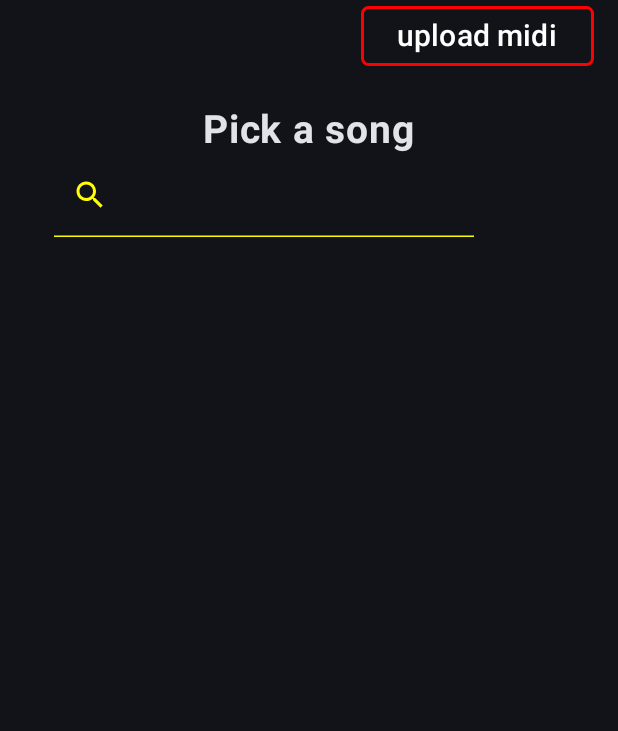
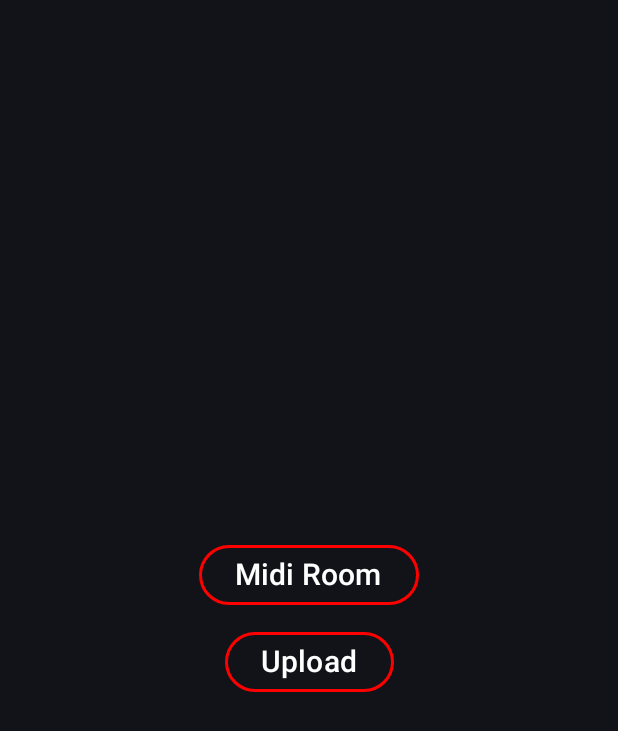
Before and after one commit to andrea749/piano-companion, an Android app built with Jetpack Compose: the screen it shows after launch (MainActivity), on a phone screen of 412 x 824 dp. Shown: the top 731 px of the screen. Run offline under Robolectric (Android 15) with nearby library versions, the light colour scheme and no system bars; our stand-ins replace Dagger/Hilt's generated code.

Commit message:
add home screen with buttons for permissions and navigating to other screens

```diff
--- a/app/build.gradle.kts
+++ b/app/build.gradle.kts
@@ -79,6 +79,8 @@ dependencies {
     ksp(libs.hilt.compiler)
     kspTest(libs.hilt.compiler)
 
+    implementation(libs.accompanist)
+
     testImplementation(libs.junit)
     androidTestImplementation(libs.androidx.junit)
     androidTestImplementation(libs.androidx.espresso.core)
--- a/app/src/main/java/com/andrea/pianocompanionroom/ui/navigation/AppNavGraph.kt
+++ b/app/src/main/java/com/andrea/pianocompanionroom/ui/navigation/AppNavGraph.kt
@@ -7,6 +7,8 @@ import androidx.navigation.NavType
 import androidx.navigation.compose.NavHost
 import androidx.navigation.compose.composable
 import androidx.navigation.navArgument
+import com.andrea.pianocompanionroom.view.HomeDestination
+import com.andrea.pianocompanionroom.view.HomeScreen
 import com.andrea.pianocompanionroom.view.MidiRoomDestination
 import com.andrea.pianocompanionroom.view.MidiRoomScreen
 import com.andrea.pianocompanionroom.view.MidiUploadScreen
@@ -23,8 +25,14 @@ fun AppNavHost(
     modifier: Modifier = Modifier,
 ) {
     NavHost(
-        navController = navController, startDestination = MidiRoomDestination.route, modifier = modifier
+        navController = navController, startDestination = HomeDestination.route, modifier = modifier
     ) {
+        composable(route = HomeDestination.route) {
+            HomeScreen(
+                navigateToMidiRoom = { navController.navigate(MidiRoomDestination.route) },
+                navigateToUploadScreen = { navController.navigate(MidiUploadDestination.route) },
+            )
+        }
         composable(route = MidiRoomDestination.route) {
             MidiRoomScreen(
                 navigateToUploadScreen = { navController.navigate(MidiUploadDestination.route) },
--- /dev/null
+++ b/app/src/main/java/com/andrea/pianocompanionroom/view/HomeScreen.kt
@@ -0,0 +1,93 @@
+package com.andrea.pianocompanionroom.view
+
+import androidx.activity.compose.rememberLauncherForActivityResult
+import androidx.activity.result.contract.ActivityResultContracts
+import androidx.compose.foundation.layout.Arrangement
+import androidx.compose.foundation.layout.Column
+import androidx.compose.foundation.layout.fillMaxSize
+import androidx.compose.foundation.layout.padding
+import androidx.compose.material3.Button
+import androidx.compose.material3.Scaffold
+import androidx.compose.material3.Text
+import androidx.compose.runtime.Composable
+import androidx.compose.ui.Alignment
+import androidx.compose.ui.Modifier
+import androidx.compose.ui.unit.dp
+import androidx.compose.ui.unit.sp
+import androidx.hilt.navigation.compose.hiltViewModel
+import com.andrea.pianocompanionroom.R
+import com.andrea.pianocompanionroom.ui.navigation.NavigationDestination
+import com.andrea.pianocompanionroom.ui.theme.ThemeColors
+import com.andrea.pianocompanionroom.viewmodel.ALL_BLE_PERMISSIONS
+import com.andrea.pianocompanionroom.viewmodel.HomeViewModel
+
+object HomeDestination : NavigationDestination {
+    override val route = "home"
+    override val titleRes = R.string.home_screen
+}
+
+@Composable
+fun HomeScreen(
+    navigateToMidiRoom: () -> Unit,
+    navigateToUploadScreen: () -> Unit,
+    viewModel: HomeViewModel = hiltViewModel(),
+) {
+    Scaffold { paddingValues ->
+        Column(modifier = Modifier
+            .fillMaxSize()
+            .padding(paddingValues)
+            .padding(horizontal = 16.dp),
+            horizontalAlignment = Alignment.CenterHorizontally,
+            verticalArrangement = Arrangement.Center
+        ) {
+            if (!viewModel.permissionsUiState.value) {
+                GrantPermissionsButton(onPermissionGranted = {viewModel.setPermissionsUiState(true)})
+            } else {
+                Column(
+                    modifier = Modifier,
+                    verticalArrangement = Arrangement.spacedBy(10.dp),
+                    horizontalAlignment = Alignment.CenterHorizontally
+                ) {
+                    Button(
+                        onClick = navigateToMidiRoom,
+                        colors = ThemeColors.NavigationButtonColors,
+                        border = ThemeColors.NavigationButtonBorderStroke,
+                        ) {
+                        Text(
+                            text = "Midi Room",
+                            color = ThemeColors.ButtonTextColor,
+                            fontSize = 20.sp,
+                            )
+                    }
+                    Button(
+                        onClick = navigateToUploadScreen,
+                        colors = ThemeColors.NavigationButtonColors,
+                        border = ThemeColors.NavigationButtonBorderStroke,
+                        ) {
+                        Text(text = "Upload",
+                            color = ThemeColors.ButtonTextColor,
+                            fontSize = 20.sp,
+                            )
+                    }
+                }
+            }
+        }
+    }
+}
+@Composable
+fun GrantPermissionsButton(onPermissionGranted: () -> Unit) {
+    val launcher = rememberLauncherForActivityResult(ActivityResultContracts.RequestMultiplePermissions()
+    ) { granted ->
+        if (granted.values.all { it }) {
+            onPermissionGranted()
+        }
+        else {
+            // retry permissions, maybe add a toast directing user to app settings
+        }
+    }
+    Button(
+        onClick = { launcher.launch(ALL_BLE_PERMISSIONS) },
+    ) {
+        Text("Grant Permission")
+    }
+}
--- /dev/null
+++ b/app/src/main/java/com/andrea/pianocompanionroom/viewmodel/HomeViewModel.kt
@@ -0,0 +1,40 @@
+package com.andrea.pianocompanionroom.viewmodel
+
+import android.Manifest
+import android.content.Context
+import android.content.pm.PackageManager
+import android.os.Build
+import androidx.compose.runtime.mutableStateOf
+import androidx.lifecycle.ViewModel
+import dagger.hilt.android.lifecycle.HiltViewModel
+import dagger.hilt.android.qualifiers.ApplicationContext
+import javax.inject.Inject
+
+
+@HiltViewModel
+class HomeViewModel @Inject constructor(
+    @ApplicationContext private val context: Context
+): ViewModel() {
+
+    val permissionsUiState = mutableStateOf(haveAllPermissions(context))
+    fun setPermissionsUiState(state: Boolean) {
+        permissionsUiState.value = state
+    }
+}
+
+fun haveAllPermissions(context: Context) =
+    ALL_BLE_PERMISSIONS
+        .all { context.checkSelfPermission(it) == PackageManager.PERMISSION_GRANTED }
+
+val ALL_BLE_PERMISSIONS = if (Build.VERSION.SDK_INT >= Build.VERSION_CODES.S) {
+    arrayOf(
+        Manifest.permission.BLUETOOTH_CONNECT,
+        Manifest.permission.BLUETOOTH_SCAN
+    )
+} else {
+    arrayOf(
+        Manifest.permission.BLUETOOTH_ADMIN,
+        Manifest.permission.BLUETOOTH,
+        Manifest.permission.ACCESS_FINE_LOCATION
+    )
+}
--- a/app/src/main/res/values/strings.xml
+++ b/app/src/main/res/values/strings.xml
@@ -3,4 +3,5 @@
     <string name="midi_room_screen">MIDI Room</string>
     <string name="midi_upload_screen">MIDI Upload</string>
     <string name="view_midi_screen">View MIDI</string>
+    <string name="home_screen">Home</string>
 </resources>
--- a/gradle/libs.versions.toml
+++ b/gradle/libs.versions.toml
@@ -21,6 +21,7 @@ navigationRuntimeKtx = "2.7.7"
 navigationCompose = "2.7.7"
 hilt = "2.51.1"
 androidxHiltNavigationCompose = "1.2.0"
+accompanist = "0.21.1-beta"
 
 
 [libraries]
@@ -50,7 +51,8 @@ hilt-android-testing = { group = "com.google.dagger", name = "hilt-android-testi
 hilt-compiler = { group = "com.google.dagger", name = "hilt-android-compiler", version.ref = "hilt" }
 junit = { group = "junit", name = "junit", version.ref = "junit" }
 kotlinx-serialization-json = { group = "org.jetbrains.kotlinx", name = "kotlinx-serialization-json", version.ref = "serializationJson" }
-
+# Permissions
+accompanist = { group = "com.google.accompanist", name = "accompanist-permissions", version.ref = "accompanist" }
 
 [plugins]
 android-application = { id = "com.android.application", version.ref = "agp" }
```
Also changed, not shown: app/src/main/AndroidManifest.xml (+19 -0 lines).
